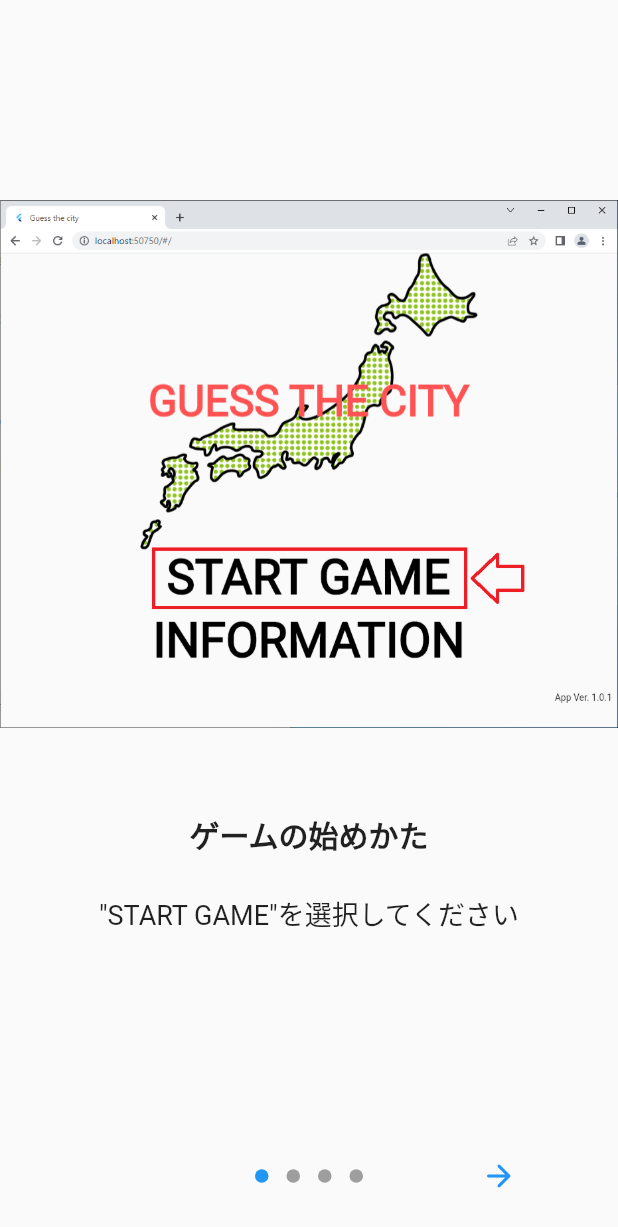
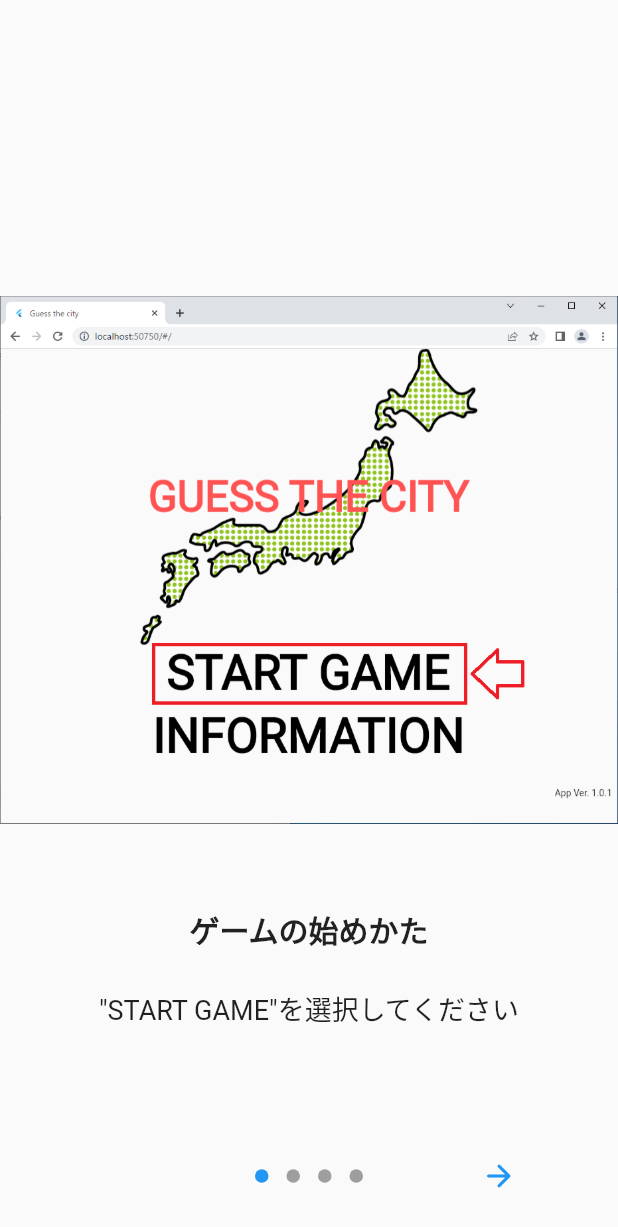
Before and after one commit to rtomooka/guess_the_city, a Flutter app: the InformationScreen screen opened by its route, on a phone screen of 412 x 824 dp. Shown: the top 1227 px of the screen. Run offline on Flutter 3.47's test engine with Material 2 defaults, Android fonts, the phone set to English and light mode, and no system bars; drawn by our look-alikes of introduction_screen; our stand-ins replace flutter_hooks, flutter_riverpod, freezed_annotation, go_router, package_info_plus, path_drawing; project files that could hold a hidden picture were left out.

Commit message:
画像と文字の比率を調整

```diff
--- a/lib/view/information_screen.dart
+++ b/lib/view/information_screen.dart
@@ -17,25 +17,25 @@ class InformationScreen extends StatelessWidget {
               title: 'ゲームの始めかた',
               body: '"START GAME"を選択してください',
               image: Image.asset(Assets.image.introduction1.path),
-              decoration: const PageDecoration(bodyFlex: 1, imageFlex: 2),
+              decoration: const PageDecoration(bodyFlex: 1, imageFlex: 3),
             ),
             PageViewModel(
               title: '遊び方',
               body: '画面上に表示される市を地図から選択してください',
               image: Image.asset(Assets.image.introduction2.path),
-              decoration: const PageDecoration(bodyFlex: 1, imageFlex: 2),
+              decoration: const PageDecoration(bodyFlex: 1, imageFlex: 3),
             ),
             PageViewModel(
               title: '遊び方',
               body: '正解すると白に変わります',
               image: Image.asset(Assets.image.introduction3.path),
-              decoration: const PageDecoration(bodyFlex: 1, imageFlex: 2),
+              decoration: const PageDecoration(bodyFlex: 1, imageFlex: 3),
             ),
             PageViewModel(
               title: '終わり方',
               body: 'ゲームを終了するときは、ブラウザを閉じてください',
               image: Image.asset(Assets.image.introduction4.path),
-              decoration: const PageDecoration(bodyFlex: 1, imageFlex: 2),
+              decoration: const PageDecoration(bodyFlex: 1, imageFlex: 3),
             ),
           ],
           onDone: () {
```
